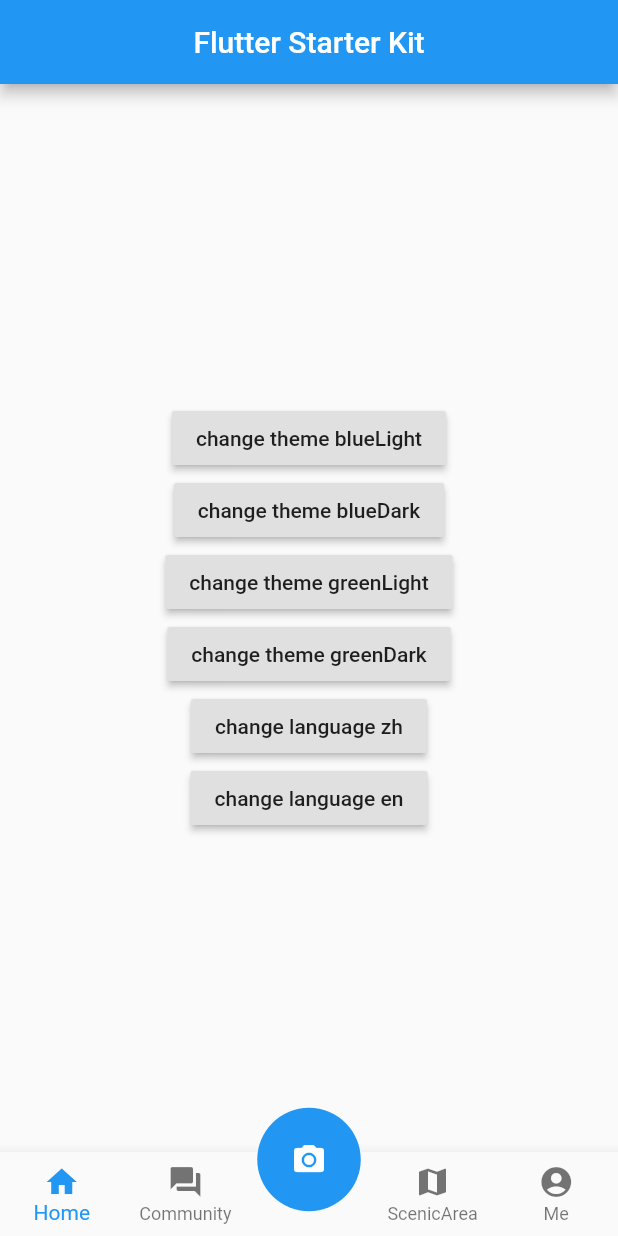
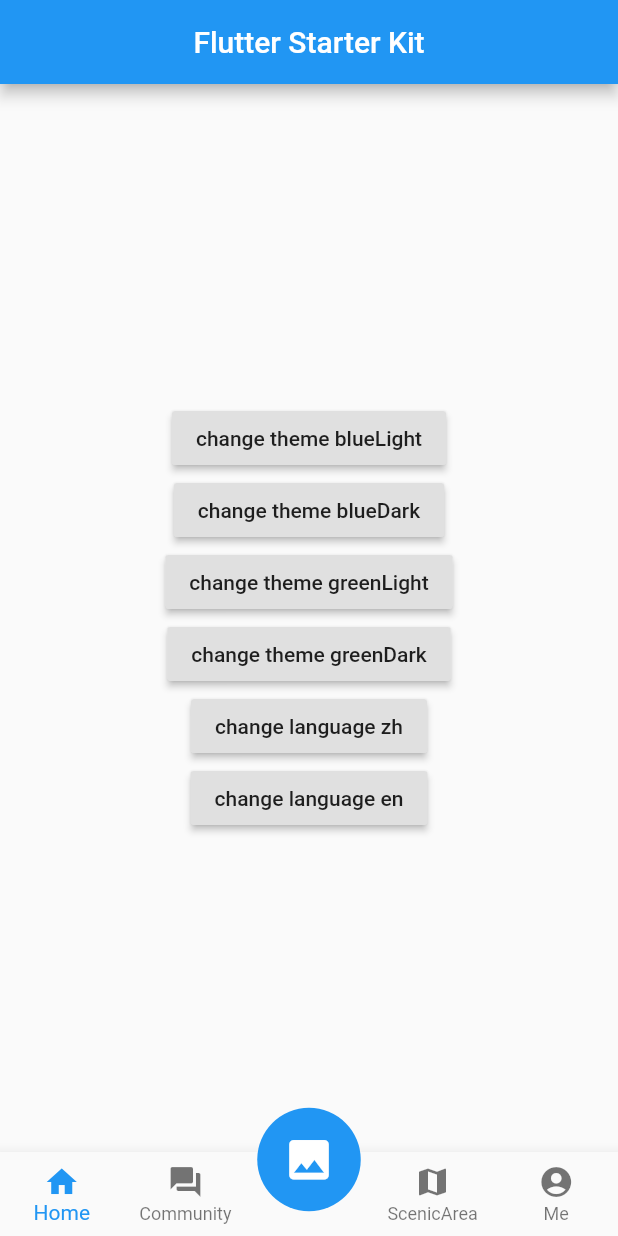
Before and after one commit to maybewaityou/flyme_app, a Flutter app: the screen it shows after launch, on a phone screen of 412 x 824 dp. Run offline on Flutter 3.47's test engine with Material 2 defaults, Android fonts, the phone set to English and light mode, and no system bars; our stand-ins replace dartz, dio, fluro, freezed_annotation, get_it, hive and 3 more; missing offline and left inert: flutter_stetho, flyme_annotation; accounts and stored records are empty; generated files the repository leaves out were written again.

```diff
--- a/lib/user_interface/tab/tab_container.dart
+++ b/lib/user_interface/tab/tab_container.dart
@@ -113,7 +113,7 @@ class _TabContainerState extends State<TabContainer> {
           onPressed: () {},
           elevation: 0,
           highlightElevation: 0,
-          child: const Icon(Icons.camera_alt, color: Colors.white),
+          child: const Icon(Icons.photo, color: Colors.white, size: 35),
         ),
       ),
     );
```
